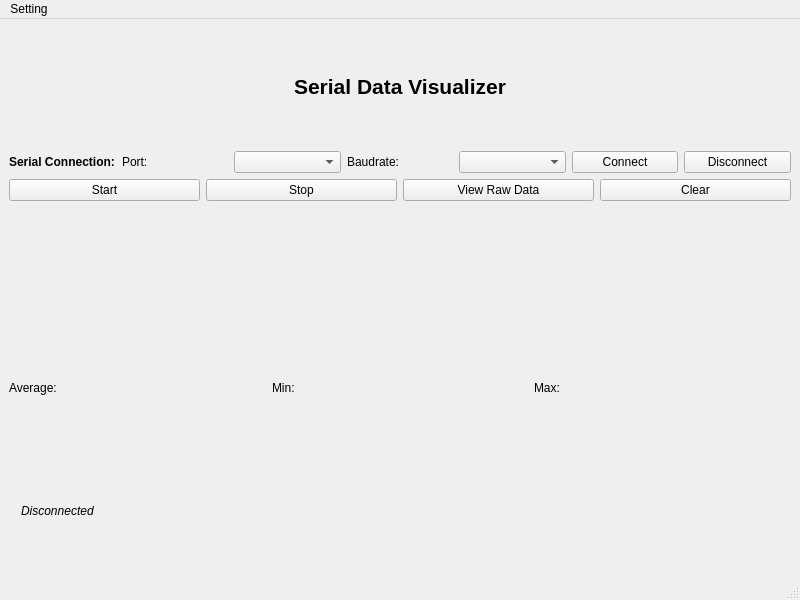
Above: serial_data_visualizer_qt/serialdatavisualizer.ui from avivsabilal29/Serial-Data-Visualizer- before the change. Below: the same form after it.
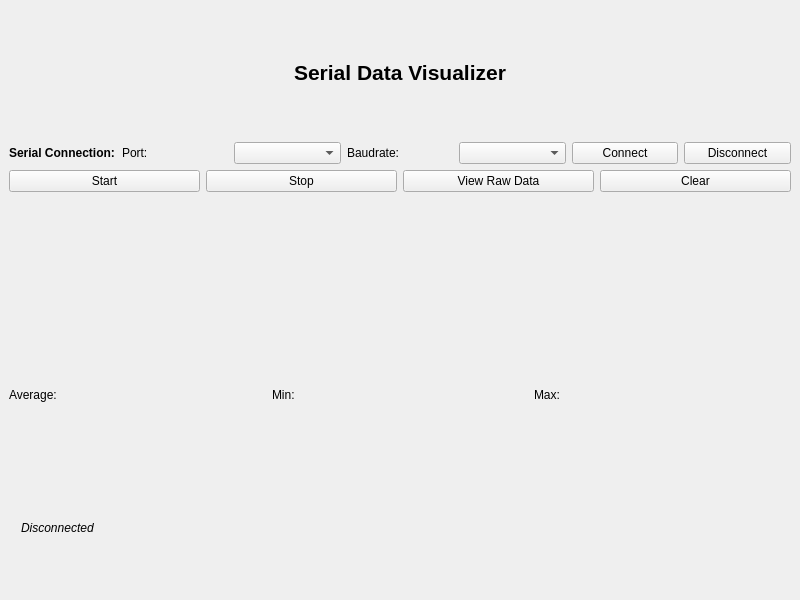
That is the form after the change. Icons and pictures are not drawn. Custom widgets are drawn as their Qt base class.

```diff
--- a/serial_data_visualizer_qt/serialdatavisualizer.ui
+++ b/serial_data_visualizer_qt/serialdatavisualizer.ui
@@ -183,23 +183,6 @@
     </item>
    </layout>
   </widget>
-  <widget class="QStatusBar" name="statusbar"/>
-  <widget class="QMenuBar" name="menubar">
-   <property name="geometry">
-    <rect>
-     <x>0</x>
-     <y>0</y>
-     <width>800</width>
-     <height>21</height>
-    </rect>
-   </property>
-   <widget class="QMenu" name="menuSetting">
-    <property name="title">
-     <string>Setting</string>
-    </property>
-   </widget>
-   <addaction name="menuSetting"/>
-  </widget>
  </widget>
  <customwidgets>
   <customwidget>
```
Left out of the diff: 1 changed line with no effect on the pictures.
